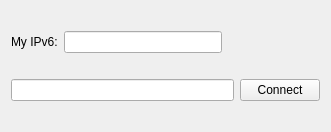
ChronosXYZ/Influence-cjdns, file src/mainwindow.ui: the form before one commit.
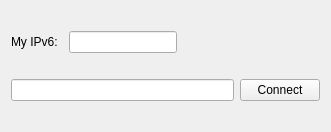
The form after the commit.

Commit message: Now when you press Enter in the IP input field, you automatically start to connect to it. (similar to pressing the Connect button)

Diff of the .ui file:
```diff
--- a/src/mainwindow.ui
+++ b/src/mainwindow.ui
@@ -57,7 +57,7 @@
       </property>
      </widget>
     </item>
-    <item row="0" column="1">
+    <item row="0" column="1" colspan="2">
      <widget class="QLineEdit" name="myIP">
       <property name="readOnly">
        <bool>true</bool>
```
Left out of the diff: 19 changed lines with no effect on the pictures.
